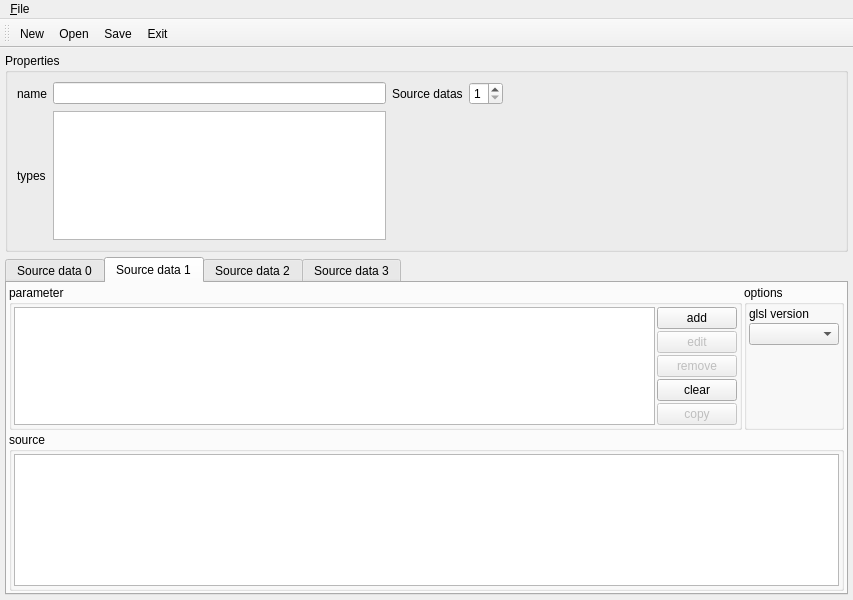
Before: the Qt Designer form shader_source_editor/main.ui in xaphier/Eternal-Lands, drawn with Qt 5.
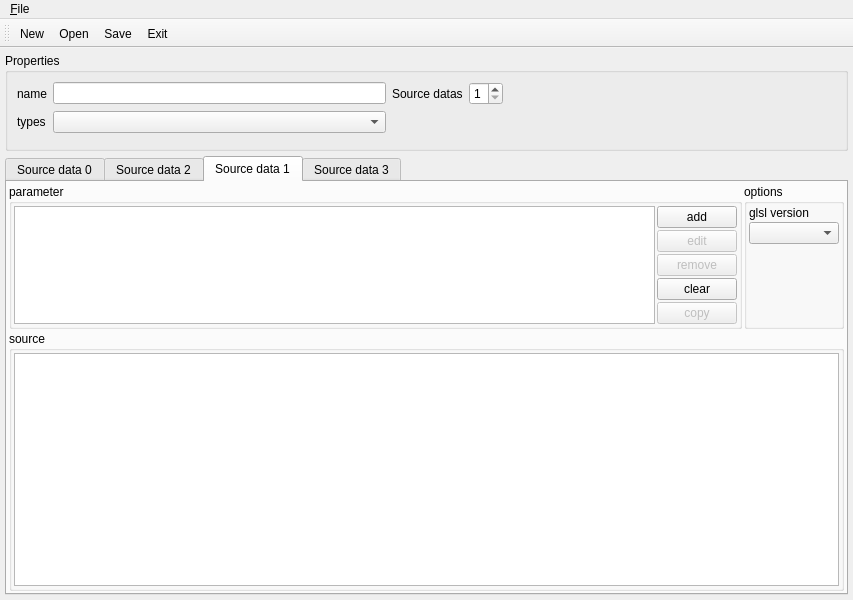
After: the same form once the commit is applied. The open tabs and pages were chosen to show the change. Icons and pictures are not drawn.

```diff
--- a/shader_source_editor/main.ui
+++ b/shader_source_editor/main.ui
@@ -54,14 +54,7 @@
          </property>
         </widget>
        </item>
-       <item row="1" column="0">
-        <widget class="QLabel" name="label_2">
-         <property name="text">
-          <string>types</string>
-         </property>
-        </widget>
-       </item>
-       <item row="0" column="4" rowspan="2">
+       <item row="0" column="4" rowspan="3">
         <spacer name="horizontalSpacer">
          <property name="orientation">
           <enum>Qt::Horizontal</enum>
@@ -75,12 +68,12 @@
         </spacer>
        </item>
        <item row="1" column="1">
-        <widget class="QListWidget" name="type_values">
-         <property name="resizeMode">
-          <enum>QListView::Fixed</enum>
-         </property>
-         <property name="uniformItemSizes">
-          <bool>true</bool>
+        <widget class="QComboBox" name="type_value"/>
+       </item>
+       <item row="1" column="0">
+        <widget class="QLabel" name="label_2">
+         <property name="text">
+          <string>types</string>
          </property>
         </widget>
        </item>
@@ -250,161 +243,6 @@
         </item>
        </layout>
       </widget>
-      <widget class="QWidget" name="source_data_1">
-       <attribute name="title">
-        <string>Source data 1</string>
-       </attribute>
-       <layout class="QGridLayout" name="gridLayout_4">
-        <property name="margin">
-         <number>2</number>
-        </property>
-        <property name="spacing">
-         <number>2</number>
-        </property>
-        <item row="0" column="0">
-         <widget class="QGroupBox" name="groupBox_5">
-          <property name="title">
-           <string>parameter</string>
-          </property>
-          <layout class="QGridLayout" name="gridLayout_3">
-           <property name="margin">
-            <number>2</number>
-           </property>
-           <property name="spacing">
-            <number>2</number>
-           </property>
-           <item row="0" column="0" rowspan="5">
-            <widget class="QTreeWidget" name="parameters_1">
-             <attribute name="headerVisible">
-              <bool>false</bool>
-             </attribute>
-             <column>
-              <property name="text">
-               <string notr="true">1</string>
-              </property>
-             </column>
-            </widget>
-           </item>
-           <item row="0" column="1">
-            <widget class="QPushButton" name="add_1">
-             <property name="text">
-              <string>add</string>
-             </property>
-            </widget>
-           </item>
-           <item row="1" column="1">
-            <widget class="QPushButton" name="edit_1">
-             <property name="enabled">
-              <bool>false</bool>
-             </property>
-             <property name="text">
-              <string>edit</string>
-             </property>
-            </widget>
-           </item>
-           <item row="2" column="1">
-            <widget class="QPushButton" name="remove_1">
-             <property name="enabled">
-              <bool>false</bool>
-             </property>
-             <property name="text">
-              <string>remove</string>
-             </property>
-            </widget>
-           </item>
-           <item row="4" column="1">
-            <widget class="QPushButton" name="copy_1">
-             <property name="enabled">
-              <bool>false</bool>
-             </property>
-             <property name="text">
-              <string>copy</string>
-             </property>
-            </widget>
-           </item>
-           <item row="3" column="1">
-            <widget class="QPushButton" name="clear_1">
-             <property name="text">
-              <string>clear</string>
-             </property>
-            </widget>
-           </item>
-          </layout>
-         </widget>
-        </item>
-        <item row="0" column="1">
-         <widget class="QGroupBox" name="groupBox_11">
-          <property name="minimumSize">
-           <size>
-            <width>100</width>
-            <height>0</height>
-           </size>
-          </property>
-          <property name="maximumSize">
-           <size>
-            <width>100</width>
-            <height>16777215</height>
-           </size>
-          </property>
-          <property name="title">
-           <string>options</string>
-          </property>
-          <layout class="QVBoxLayout" name="verticalLayout_4">
-           <property name="spacing">
-            <number>2</number>
-           </property>
-           <property name="margin">
-            <number>2</number>
-           </property>
-           <item>
-            <widget class="QLabel" name="label_5">
-             <property name="text">
-              <string>glsl version</string>
-             </property>
-            </widget>
-           </item>
-           <item>
-            <widget class="QComboBox" name="glsl_version_1"/>
-           </item>
-           <item>
-            <spacer name="verticalSpacer_3">
-             <property name="orientation">
-              <enum>Qt::Vertical</enum>
-             </property>
-             <property name="sizeType">
-              <enum>QSizePolicy::Minimum</enum>
-             </property>
-             <property name="sizeHint" stdset="0">
-              <size>
-               <width>0</width>
-               <height>80</height>
-              </size>
-             </property>
-            </spacer>
-           </item>
-          </layout>
-         </widget>
-        </item>
-        <item row="1" column="0" colspan="2">
-         <widget class="QGroupBox" name="groupBox_4">
-          <property name="title">
-           <string>source</string>
-          </property>
-          <layout class="QHBoxLayout" name="horizontalLayout_2">
-           <property name="spacing">
-            <number>2</number>
-           </property>
-           <property name="margin">
-            <number>2</number>
-           </property>
-           <item>
-            <widget class="QPlainTextEdit" name="source_1"/>
-           </item>
-          </layout>
-         </widget>
-        </item>
-       </layout>
-      </widget>
       <widget class="QWidget" name="source_data_2">
        <attribute name="title">
         <string>Source data 2</string>
@@ -560,6 +398,161 @@
         </item>
        </layout>
       </widget>
+      <widget class="QWidget" name="source_data_1">
+       <attribute name="title">
+        <string>Source data 1</string>
+       </attribute>
+       <layout class="QGridLayout" name="gridLayout_4">
+        <property name="margin">
+         <number>2</number>
+        </property>
+        <property name="spacing">
+         <number>2</number>
+        </property>
+        <item row="0" column="0">
+         <widget class="QGroupBox" name="groupBox_5">
+          <property name="title">
+           <string>parameter</string>
+          </property>
+          <layout class="QGridLayout" name="gridLayout_3">
+           <property name="margin">
+            <number>2</number>
+           </property>
+           <property name="spacing">
+            <number>2</number>
+           </property>
+           <item row="0" column="0" rowspan="5">
+            <widget class="QTreeWidget" name="parameters_1">
+             <attribute name="headerVisible">
+              <bool>false</bool>
+             </attribute>
+             <column>
+              <property name="text">
+               <string notr="true">1</string>
+              </property>
+             </column>
+            </widget>
+           </item>
+           <item row="0" column="1">
+            <widget class="QPushButton" name="add_1">
+             <property name="text">
+              <string>add</string>
+             </property>
+            </widget>
+           </item>
+           <item row="1" column="1">
+            <widget class="QPushButton" name="edit_1">
+             <property name="enabled">
+              <bool>false</bool>
+             </property>
+             <property name="text">
+              <string>edit</string>
+             </property>
+            </widget>
+           </item>
+           <item row="2" column="1">
+            <widget class="QPushButton" name="remove_1">
+             <property name="enabled">
+              <bool>false</bool>
+             </property>
+             <property name="text">
+              <string>remove</string>
+             </property>
+            </widget>
+           </item>
+           <item row="4" column="1">
+            <widget class="QPushButton" name="copy_1">
+             <property name="enabled">
+              <bool>false</bool>
+             </property>
+             <property name="text">
+              <string>copy</string>
+             </property>
+            </widget>
+           </item>
+           <item row="3" column="1">
+            <widget class="QPushButton" name="clear_1">
+             <property name="text">
+              <string>clear</string>
+             </property>
+            </widget>
+           </item>
+          </layout>
+         </widget>
+        </item>
+        <item row="0" column="1">
+         <widget class="QGroupBox" name="groupBox_11">
+          <property name="minimumSize">
+           <size>
+            <width>100</width>
+            <height>0</height>
+           </size>
+          </property>
+          <property name="maximumSize">
+           <size>
+            <width>100</width>
+            <height>16777215</height>
+           </size>
+          </property>
+          <property name="title">
+           <string>options</string>
+          </property>
+          <layout class="QVBoxLayout" name="verticalLayout_4">
+           <property name="spacing">
+            <number>2</number>
+           </property>
+           <property name="margin">
+            <number>2</number>
+           </property>
+           <item>
+            <widget class="QLabel" name="label_5">
+             <property name="text">
+              <string>glsl version</string>
+             </property>
+            </widget>
+           </item>
+           <item>
+            <widget class="QComboBox" name="glsl_version_1"/>
+           </item>
+           <item>
+            <spacer name="verticalSpacer_3">
+             <property name="orientation">
+              <enum>Qt::Vertical</enum>
+             </property>
+             <property name="sizeType">
+              <enum>QSizePolicy::Minimum</enum>
+             </property>
+             <property name="sizeHint" stdset="0">
+              <size>
+               <width>0</width>
+               <height>80</height>
+              </size>
+             </property>
+            </spacer>
+           </item>
+          </layout>
+         </widget>
+        </item>
+        <item row="1" column="0" colspan="2">
+         <widget class="QGroupBox" name="groupBox_4">
+          <property name="title">
+           <string>source</string>
+          </property>
+          <layout class="QHBoxLayout" name="horizontalLayout_2">
+           <property name="spacing">
+            <number>2</number>
+           </property>
+           <property name="margin">
+            <number>2</number>
+           </property>
+           <item>
+            <widget class="QPlainTextEdit" name="source_1"/>
+           </item>
+          </layout>
+         </widget>
+        </item>
+       </layout>
+      </widget>
       <widget class="QWidget" name="source_data_3">
        <attribute name="title">
         <string>Source data 3</string>
```
Left out of the diff: 4 changed lines with no effect on the pictures.
